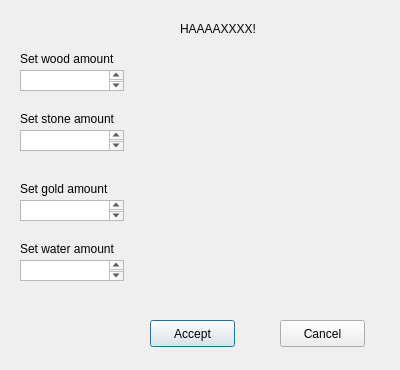
Before: the Qt Designer form road_race/cheater.ui in bjuppl/roadrace, drawn with Qt 5.
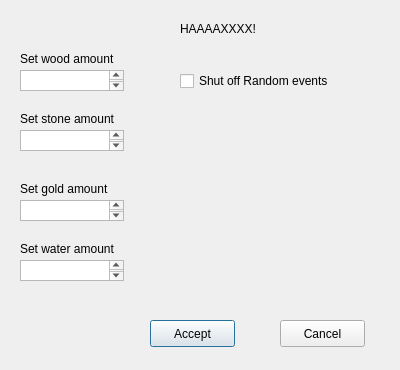
After: the same form once the commit is applied.

Commit message: Random events are online

Diff of the .ui file:
```diff
--- a/road_race/cheater.ui
+++ b/road_race/cheater.ui
@@ -144,6 +144,19 @@
     <string>Cancel</string>
    </property>
   </widget>
+  <widget class="QCheckBox" name="RndBox">
+   <property name="geometry">
+    <rect>
+     <x>180</x>
+     <y>70</y>
+     <width>191</width>
+     <height>22</height>
+    </rect>
+   </property>
+   <property name="text">
+    <string>Shut off Random events</string>
+   </property>
+  </widget>
  </widget>
  <resources/>
  <connections/>
```
The commit also changes 11 other files.
